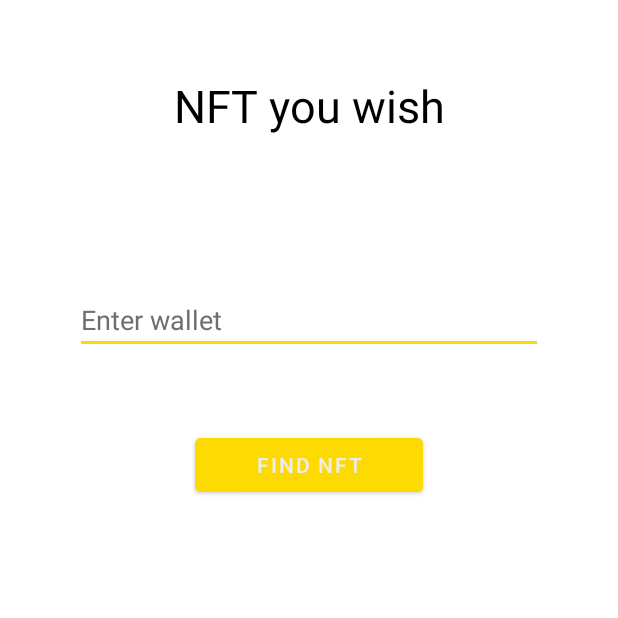
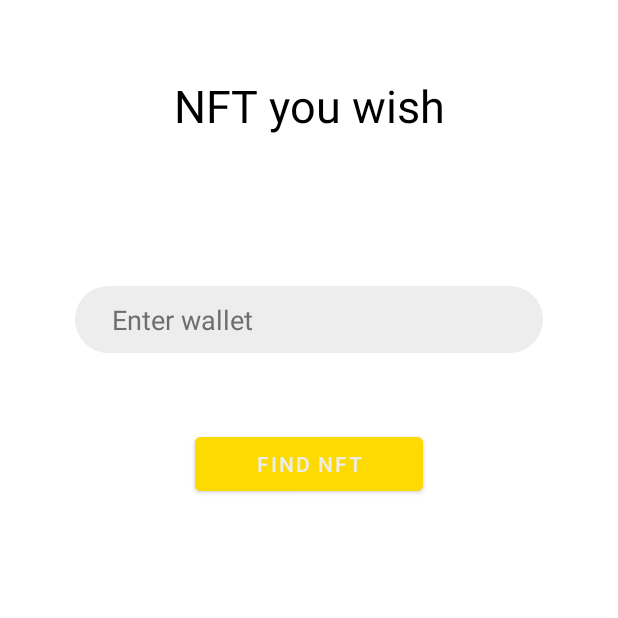
Before and after one commit to advasileva/wish-graph-mobile, an Android app: the screen it shows after launch (MainActivity), on a phone screen of 412 x 824 dp, the top half of it. Run offline under Robolectric (Android 15) with nearby library versions, the phone set to English and light mode, and no system bars.

Commit message:
entry customized

```diff
--- /dev/null
+++ b/app/src/main/res/drawable/custom_entry.xml
@@ -0,0 +1,13 @@
+<?xml version="1.0" encoding="utf-8"?>
+<shape xmlns:android="http://schemas.android.com/apk/res/android" >
+
+    <solid
+        android:color="@color/colorSecondary" />
+    <corners
+        android:radius="30dp" />
+    <padding
+        android:left="25sp"
+        android:top="10sp"
+        android:right="10sp"
+        android:bottom="10sp" />
+</shape>
--- /dev/null
+++ b/app/src/main/res/drawable/entry_cursor.xml
@@ -0,0 +1,5 @@
+<?xml version="1.0" encoding="utf-8"?>
+<shape xmlns:android="http://schemas.android.com/apk/res/android" >
+    <size android:width="2dp" />
+    <solid android:color="@color/colorAccent" />
+</shape>
--- a/app/src/main/res/layout/activity_main.xml
+++ b/app/src/main/res/layout/activity_main.xml
@@ -24,12 +24,12 @@
     android:layout_below="@+id/logo"
     android:layout_marginHorizontal="50sp"
     android:layout_marginTop="100sp"
-    android:backgroundTint="@color/colorAccent"
     android:ems="10"
     android:hint="@string/hint_wallet"
-    android:inputType="textPersonName"
     android:textColor="@color/textColorPrimary"
-    android:textColorHint="@color/textColorHint" />
+    android:textColorHint="@color/textColorHint"
+    android:background="@drawable/custom_entry"
+    android:textCursorDrawable="@drawable/entry_cursor"/>
 
 <Button
     android:id="@+id/btn_find"
```
